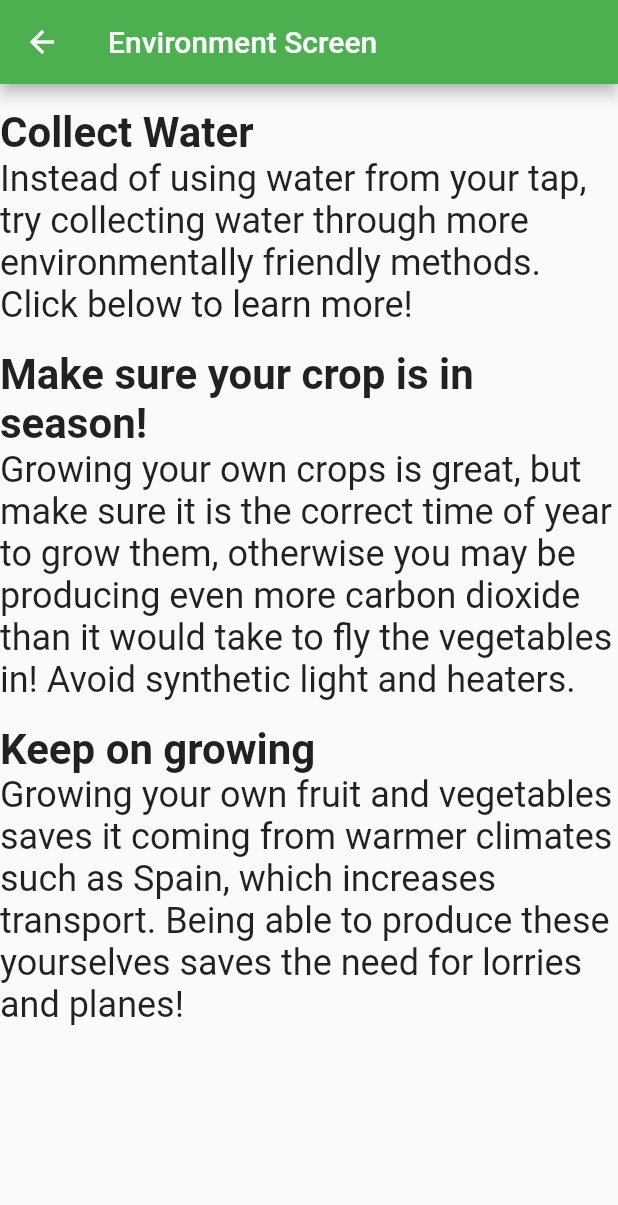
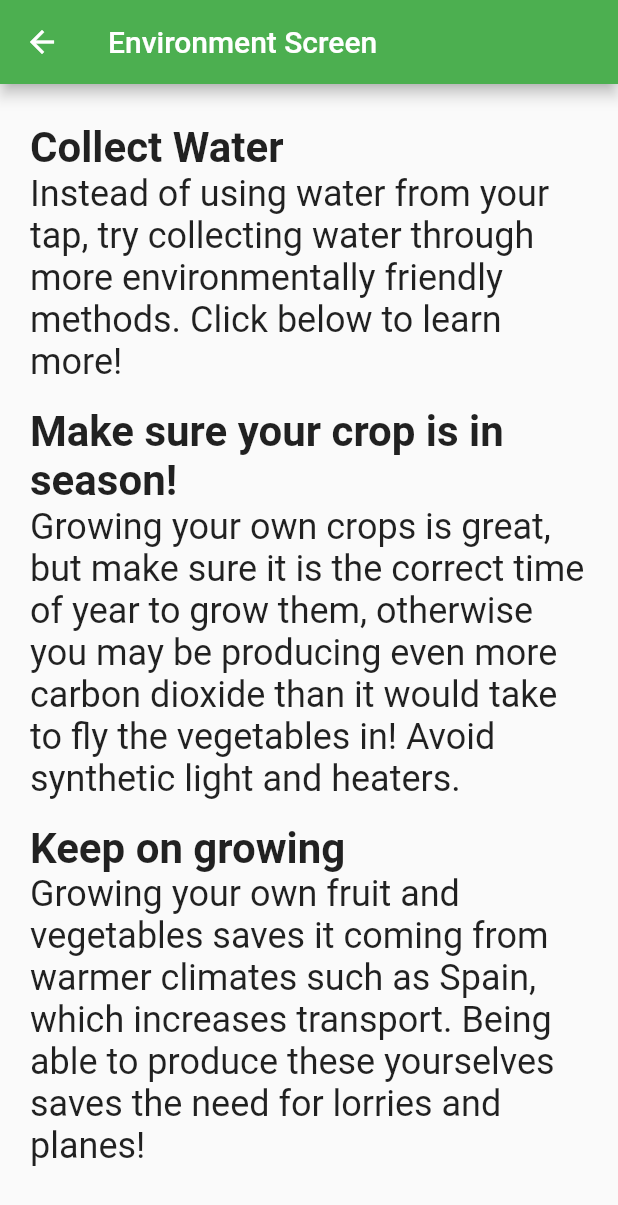
Before and after one commit to declan-davidson/garden_planner, a Flutter app: the EnvironmentInfo screen opened directly, on a phone screen of 412 x 824 dp. Shown: the top 1205 px of the screen. Run offline on Flutter 3.47's test engine with Material 2 defaults, Android fonts, the phone set to English and light mode, and no system bars; our stand-ins replace google_maps_flutter, page_transition, syncfusion_flutter_charts; missing offline and left inert: draw_graph, google_maps_flutter_web.

Commit message:
Environment margin

```diff
--- a/lib/environment_info.dart
+++ b/lib/environment_info.dart
@@ -11,7 +11,9 @@ class EnvironmentInfo extends StatelessWidget{
             appBar: AppBar(
                 title: Text("Environment Screen")
             ), //App B4r
-            body: ListView(
+            body: Container(
+                margin: EdgeInsets.fromLTRB(20,10,20,20),
+                child: ListView(
                     children: [
                     Text(" "),
                     Text("Collect Water",
@@ -29,6 +31,7 @@ class EnvironmentInfo extends StatelessWidget{
                     Text("Growing your own fruit and vegetables saves it coming from warmer climates such as Spain, which increases transport. Being able to produce these yourselves saves the need for lorries and planes!",
                     style: TextStyle(fontSize: 24),)
                     ]),
+            )
         ); // Build
 
     }
```
Also changed, not shown: 1 other file. Lines whose indentation alone changed are shown as unchanged.
